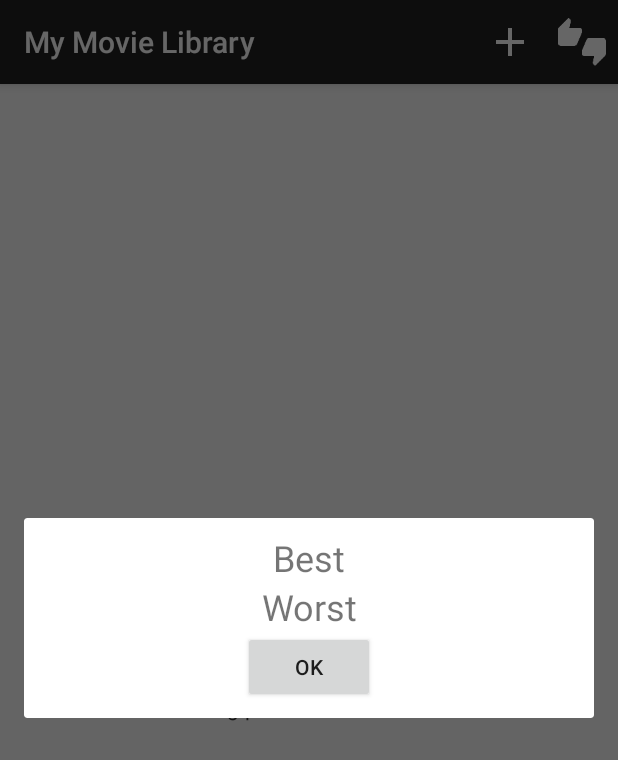
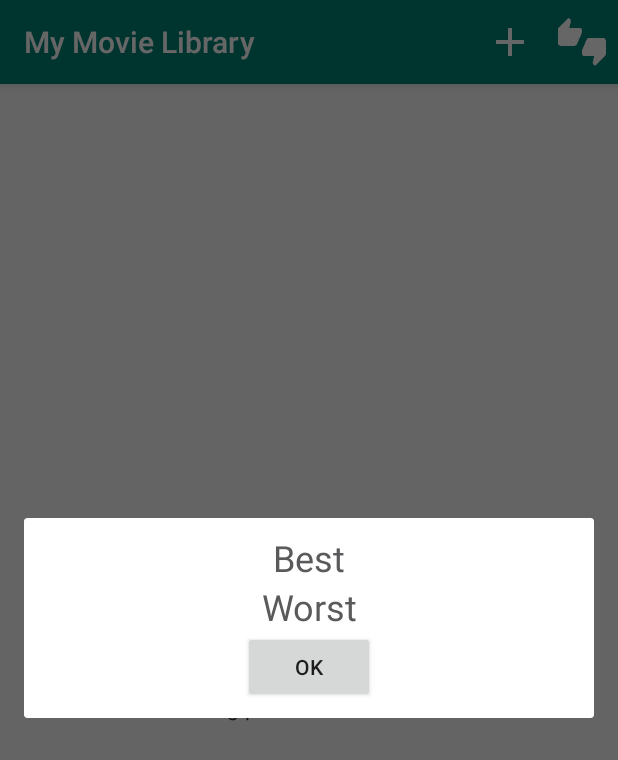
Before and after one commit to Senjar/MovieLibrary, an Android app: the screen it shows after launch (MainActivity), after a tap on "Top/Bottom 3", on a phone screen of 412 x 824 dp. Shown: the top 760 px of the screen. Run offline under Robolectric (Android 15) with nearby library versions, the phone set to English and light mode, and no system bars.

Commit message:
added colors to colors.xml removed RNG

```diff
--- a/app/build.gradle
+++ b/app/build.gradle
@@ -5,7 +5,7 @@ android {
     buildToolsVersion '25.0.0'
 
     defaultConfig {
-        applicationId "inducesmile.com.androidgridview"
+        applicationId "nickjklaz.com.androidmovielib"
         minSdkVersion 14
         targetSdkVersion 21
         versionCode 1
--- a/app/src/main/java/com/myandroidmovielib/Sqlfunc.java
+++ b/app/src/main/java/com/myandroidmovielib/Sqlfunc.java
@@ -116,7 +116,7 @@ public class Sqlfunc extends SQLiteOpenHelper {
         return movie;
     }
 
-    public ArrayList<Movie> fetchTop3() {//TODO fetch top 3 with rating >=2.5 (Ratings are 0-5)
+    public ArrayList<Movie> fetchTop3() {//fetch top 3 with rating >=2.5 (Ratings are 0-5)
         SQLiteDatabase db = this.getReadableDatabase();
         ArrayList<Movie> moviesTop = new ArrayList<Movie>();
 
@@ -132,7 +132,7 @@ public class Sqlfunc extends SQLiteOpenHelper {
         return moviesTop;
     }
 
-    public ArrayList<Movie> fetchBottom3() {//TODO fetch bottom 3 with rating <2.5 (Ratings are 0-5)
+    public ArrayList<Movie> fetchBottom3() {// fetch bottom 3 with rating <2.5 (Ratings are 0-5)
         SQLiteDatabase db = this.getReadableDatabase();
         ArrayList<Movie> moviesBottom = new ArrayList<Movie>();
 
--- a/app/src/main/res/layout/activity_main.xml
+++ b/app/src/main/res/layout/activity_main.xml
@@ -1,6 +1,5 @@
 <?xml version="1.0" encoding="utf-8"?>
 <RelativeLayout xmlns:android="http://schemas.android.com/apk/res/android"
-    xmlns:app="http://schemas.android.com/apk/res-auto"
     xmlns:tools="http://schemas.android.com/tools"
     android:id="@+id/activity_main"
     android:layout_width="match_parent"
@@ -36,7 +35,7 @@
                 android:gravity="center"
                 android:text="@string/add_movies_to_appear_here"
                 android:textAlignment="center"
-                android:textColor="@color/background_material_dark" />
+                android:textColor="@color/text_color_dark" />
         </LinearLayout>
 
     </FrameLayout>
--- a/app/src/main/res/layout/fragment_preview.xml
+++ b/app/src/main/res/layout/fragment_preview.xml
@@ -11,11 +11,11 @@
         android:layout_width="match_parent"
         android:layout_height="wrap_content"
         android:layout_weight="1.65"
-        android:background="@color/accent_material_light"
+        android:background="@color/item_letter_background_color"
         android:gravity="center"
         android:text="null"
         android:textAlignment="center"
-        android:textColor="@color/primary_text_default_material_dark"
+        android:textColor="@color/text_color"
         android:textSize="42sp" />
 
     <TextView
--- a/app/src/main/res/layout/fragment_top_bottom.xml
+++ b/app/src/main/res/layout/fragment_top_bottom.xml
@@ -14,6 +14,7 @@
         android:text="@string/best"
         android:textAlignment="center"
         android:textAllCaps="false"
+        android:textColor="@color/text_color_grey"
         android:textSize="24sp" />
 
     <GridView
@@ -32,6 +33,7 @@
         android:gravity="center"
         android:text="@string/worst"
         android:textAlignment="center"
+        android:textColor="@color/text_color_grey"
         android:textSize="24sp" />
 
     <GridView
--- a/app/src/main/res/layout/gridview_item.xml
+++ b/app/src/main/res/layout/gridview_item.xml
@@ -2,7 +2,7 @@
 <RelativeLayout xmlns:android="http://schemas.android.com/apk/res/android"
     android:layout_width="wrap_content"
     android:layout_height="match_parent"
-    android:background="@color/dim_foreground_disabled_material_dark"
+    android:background="@color/item_background_color"
     android:padding="5dip">
 
     <TextView
@@ -11,11 +11,11 @@
         android:layout_height="wrap_content"
         android:layout_alignParentTop="true"
         android:layout_centerHorizontal="true"
-        android:background="@color/accent_material_light"
+        android:background="@color/item_letter_background_color"
         android:gravity="center"
         android:text="null"
         android:textAlignment="center"
-        android:textColor="@color/primary_text_default_material_dark"
+        android:textColor="@color/text_color"
         android:textSize="36sp" />
 
     <TextView
--- a/app/src/main/res/values/colors.xml
+++ b/app/src/main/res/values/colors.xml
@@ -1,5 +1,11 @@
 <resources>
-
-    <color name="black_overlay">#66000000</color>
+    <color name="colorPrimary">@color/accent_material_light</color>
+    <color name="colorPrimaryDark">@color/accent_material_light</color>
+    <color name="colorAccent">@color/accent_material_light</color>
+    <color name="item_background_color">@color/dim_foreground_disabled_material_dark</color>
+    <color name="item_letter_background_color">@color/accent_material_light</color>
+    <color name="text_color">@color/primary_text_default_material_dark</color>
+    <color name="text_color_dark">@color/background_material_dark</color>
+    <color name="text_color_grey">@color/button_material_dark</color>
 
 </resources>
```
Also changed, not shown: app/src/main/java/com/myandroidmovielib/MainActivity.java (+0 -16 lines), app/src/main/res/values/styles.xml (+3 -11 lines).
